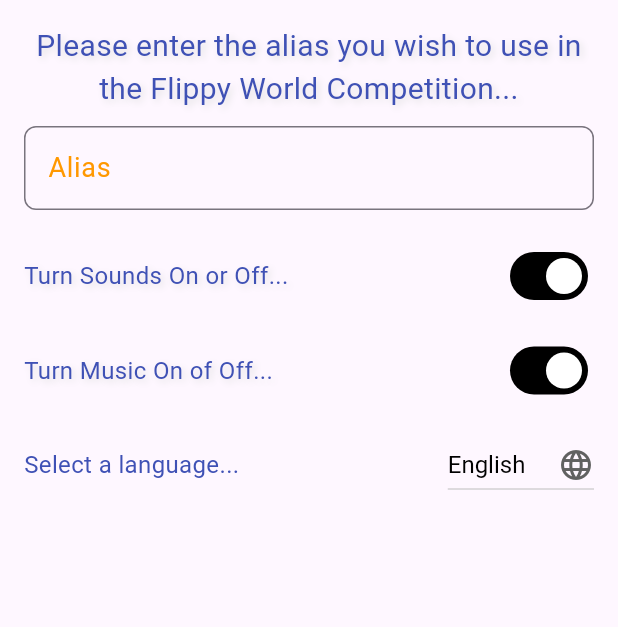
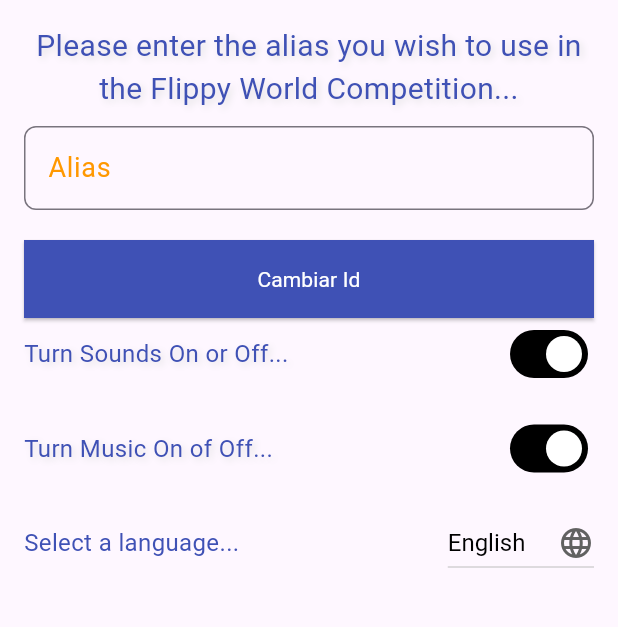
Before and after one commit to TangierDreams/flippy_pairs, a Flutter app: the screen it shows after launch, on a phone screen of 412 x 824 dp, the part 108-735 px from its top. Run offline on Flutter 3.47's test engine with Material 3 defaults, Android fonts, the phone set to English and light mode, and no system bars; our stand-ins replace audioplayers, google_fonts, shared_preferences, supabase_flutter; accounts and stored records are empty; network calls fail; Roboto replaces fonts that are missing (Chewy, Luckiest Guy).

Commit message:
20/10/2025

```diff
--- a/lib/PAGINAS/CONFIGURACION/pag_configuracion.dart
+++ b/lib/PAGINAS/CONFIGURACION/pag_configuracion.dart
@@ -1,9 +1,11 @@
 import 'package:flippy_pairs/PROCEDIMIENTOS/SERVICIOS/srv_diskette.dart';
+import 'package:flippy_pairs/PROCEDIMIENTOS/SERVICIOS/srv_dispositivo.dart';
 import 'package:flippy_pairs/PROCEDIMIENTOS/SERVICIOS/srv_globales.dart';
 import 'package:flippy_pairs/PROCEDIMIENTOS/SERVICIOS/srv_logger.dart';
 import 'package:flippy_pairs/PROCEDIMIENTOS/SERVICIOS/srv_sonidos.dart';
 import 'package:flippy_pairs/PROCEDIMIENTOS/SERVICIOS/srv_idiomas.dart';
 import 'package:flippy_pairs/PROCEDIMIENTOS/SERVICIOS/srv_traducciones.dart';
+import 'package:flippy_pairs/PROCEDIMIENTOS/WIDGETS/wid_boton_standard.dart';
 import 'package:flippy_pairs/PROCEDIMIENTOS/WIDGETS/wid_idiomas.dart';
 import 'package:flippy_pairs/PROCEDIMIENTOS/WIDGETS/wid_toolbar.dart';
 import 'package:flutter/material.dart';
@@ -107,6 +109,8 @@ class _PagConfiguracionState extends State<PagConfiguracion> {
                   ),
                   const SizedBox(height: 20),
 
+                  WidBotonStandard(pTexto: 'Cambiar Id', pFuncionCallBack: () => {SrvDispositivo.obtenerId2()}),
+
                   //------------------------------------------------------------------
                   // Activar o desactivar sonidos
                   //------------------------------------------------------------------
```
Also changed, not shown: lib/PROCEDIMIENTOS/SERVICIOS/srv_dispositivo.dart (+8 -0 lines), assets/imagenes/coches/05.png, assets/imagenes/coches/06.png, assets/imagenes/coches/07.png, assets/imagenes/coches/11.png, assets/imagenes/coches/12.png, assets/imagenes/coches/14.png, assets/imagenes/coches/18.png, assets/imagenes/coches/19.png, assets/imagenes/coches/20.png, assets/imagenes/coches/21.png, assets/imagenes/coches/23.png, assets/imagenes/coches/27.png, assets/imagenes/coches/28.png, 5 more files.
